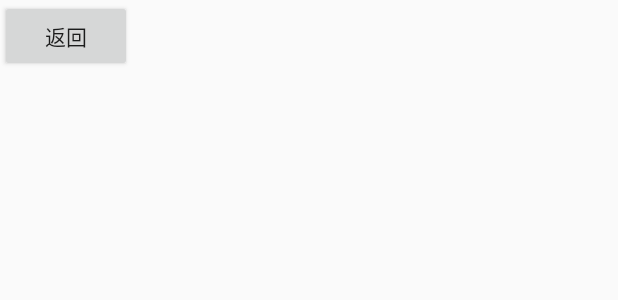
After one commit to CaesarShao/CSBrvahBindingX, an Android app: the layout activity_head_foot_kot.xml on its own in the app's theme, with its tools: preview values and no code run, on a phone screen of 412 x 824 dp. The commit adds this screen. Shown: the top 300 px of the screen. Run offline under Robolectric (Android 15) with nearby library versions, the phone set to English and light mode, and no system bars.

```diff
--- a/app/build.gradle
+++ b/app/build.gradle
@@ -3,6 +3,8 @@ apply plugin: 'com.android.application'
 apply plugin: 'kotlin-android'
 
 apply plugin: 'kotlin-android-extensions'
+
+apply plugin: 'kotlin-kapt'
 
 android {
     compileSdkVersion 29
@@ -42,4 +44,5 @@ dependencies {
     implementation 'io.reactivex.rxjava2:rxandroid:2.0.2'
     implementation 'androidx.cardview:cardview:1.0.0'
     implementation 'com.github.CymChad:BaseRecyclerViewAdapterHelper:2.9.50'
+    kapt  "com.android.databinding:compiler:3.5.0"
 }
--- /dev/null
+++ b/app/src/main/res/layout/activity_head_foot_kot.xml
@@ -0,0 +1,32 @@
+<?xml version="1.0" encoding="utf-8"?>
+<layout xmlns:android="http://schemas.android.com/apk/res/android"
+    xmlns:app="http://schemas.android.com/apk/res-auto">
+
+    <data>
+
+        <variable
+            name="vm"
+            type="com.caesar.brvahbinding.headfoot.HeadFootViewModelKot" />
+
+    </data>
+
+    <LinearLayout
+        android:layout_width="match_parent"
+        android:layout_height="match_parent"
+        android:orientation="vertical">
+
+        <Button
+            android:layout_width="wrap_content"
+            android:layout_height="wrap_content"
+            android:onClick="@{vm.onBack}"
+            android:text="返回" />
+
+        <androidx.recyclerview.widget.RecyclerView
+            android:layout_width="match_parent"
+            android:layout_height="match_parent"
+            app:cs_brvah_Decoration="@{vm.itemDecoration}"
+            app:cs_brvah_adapter="@{vm.bindingAdapter}"
+            app:cs_brvah_footBinding="@{vm.footBinding}"
+            app:cs_brvah_headBinding="@{vm.headBinding}" />
+    </LinearLayout>
+</layout>
```
Also changed, not shown: app/src/main/java/com/caesar/brvahbinding/headfoot/HeadFootActivity.java (+12 -4 lines), app/src/main/java/com/caesar/brvahbinding/headfoot/HeadFootViewModelKot.kt (added, +59 -0 lines), csbrvahbinding/src/main/java/com/caesarlib/brvahbinding/CSBravhItemBinding.java (+6 -6 lines).
